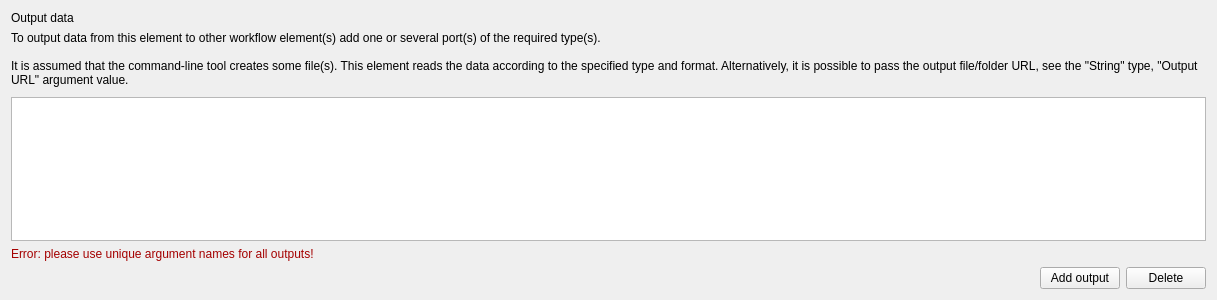
Old version of the form src/plugins/workflow_designer/src/library/create_cmdline_based_worker/CreateCmdlineBasedWorkerWizardOutputDataPage.ui in the repository violethaze74/ugene.
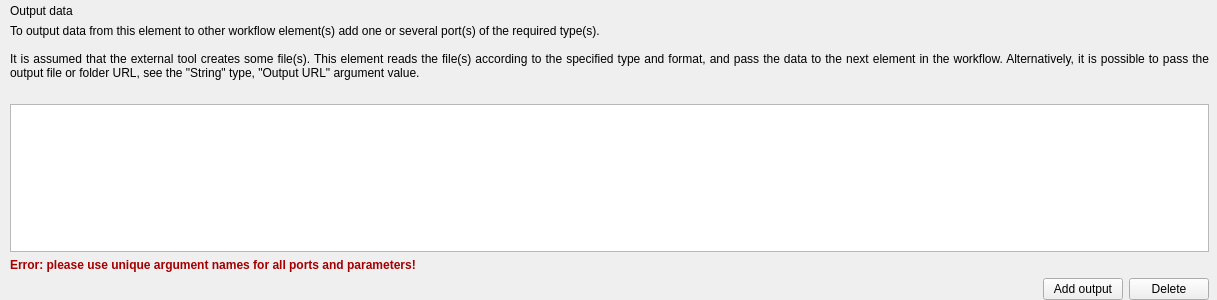
New version of the form.

Commit message: UGENE-6464: the wizard was renamed to "Create Element with External Tool", it's appearance was updated.

What changed in the file:
```diff
--- a/src/plugins/workflow_designer/src/library/create_cmdline_based_worker/CreateCmdlineBasedWorkerWizardOutputDataPage.ui
+++ b/src/plugins/workflow_designer/src/library/create_cmdline_based_worker/CreateCmdlineBasedWorkerWizardOutputDataPage.ui
@@ -14,6 +14,21 @@
    <string>WizardPage</string>
   </property>
   <layout class="QVBoxLayout" name="verticalLayout_2">
+   <property name="sizeConstraint">
+    <enum>QLayout::SetMinimumSize</enum>
+   </property>
+   <property name="leftMargin">
+    <number>10</number>
+   </property>
+   <property name="topMargin">
+    <number>4</number>
+   </property>
+   <property name="rightMargin">
+    <number>8</number>
+   </property>
+   <property name="bottomMargin">
+    <number>0</number>
+   </property>
    <item>
     <widget class="QLabel" name="lblTitle">
      <property name="text">
@@ -31,7 +46,11 @@
        <property name="text">
         <string>To output data from this element to other workflow element(s) add one or several port(s) of the required type(s).
 
-It is assumed that the command-line tool creates some file(s). This element reads the data according to the specified type and format. Alternatively, it is possible to pass the output file/folder URL, see the &quot;String&quot; type, &quot;Output URL&quot; argument value.</string>
+It is assumed that the external tool creates some file(s). This element reads the file(s) according to the specified type and format, and pass the data to the next element in the workflow. Alternatively, it is possible to pass the output file or folder URL, see the &quot;String&quot; type, &quot;Output URL&quot; argument value.
+</string>
+       </property>
+       <property name="alignment">
+        <set>Qt::AlignJustify|Qt::AlignVCenter</set>
        </property>
        <property name="wordWrap">
         <bool>true</bool>
@@ -99,7 +118,7 @@
       </palette>
      </property>
      <property name="text">
-      <string>Error: please use unique argument names for all outputs!</string>
+      <string>&lt;html&gt;&lt;head/&gt;&lt;body&gt;&lt;p&gt;&lt;span style=&quot; font-weight:600;&quot;&gt;Error: please use unique argument names for all ports and parameters!&lt;/span&gt;&lt;/p&gt;&lt;/body&gt;&lt;/html&gt;</string>
      </property>
     </widget>
    </item>
```
The commit also changes 8 other files.
